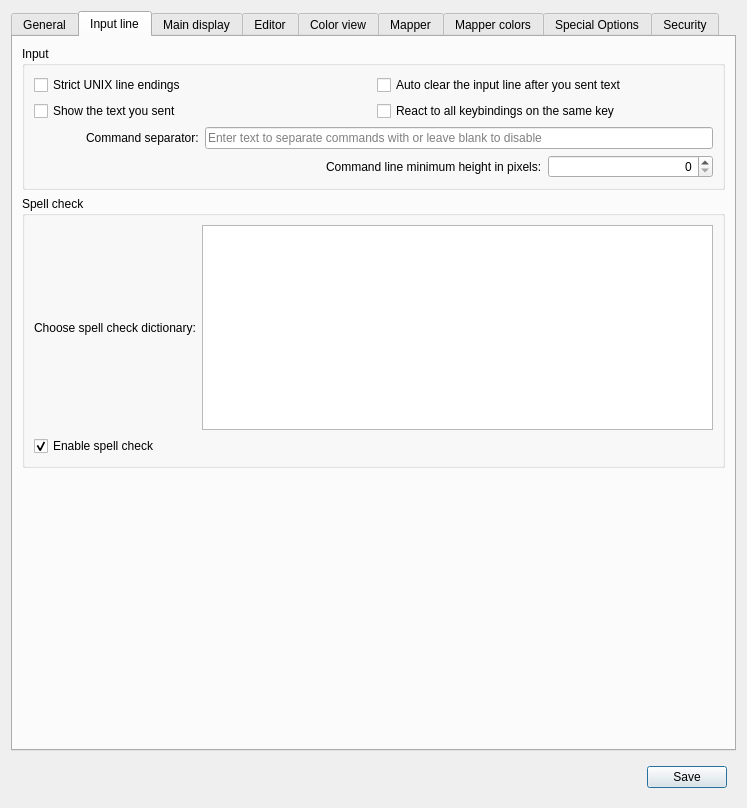
Above: src/ui/profile_preferences.ui from Mudlet/Mudlet before the change. Below: the same form after it.
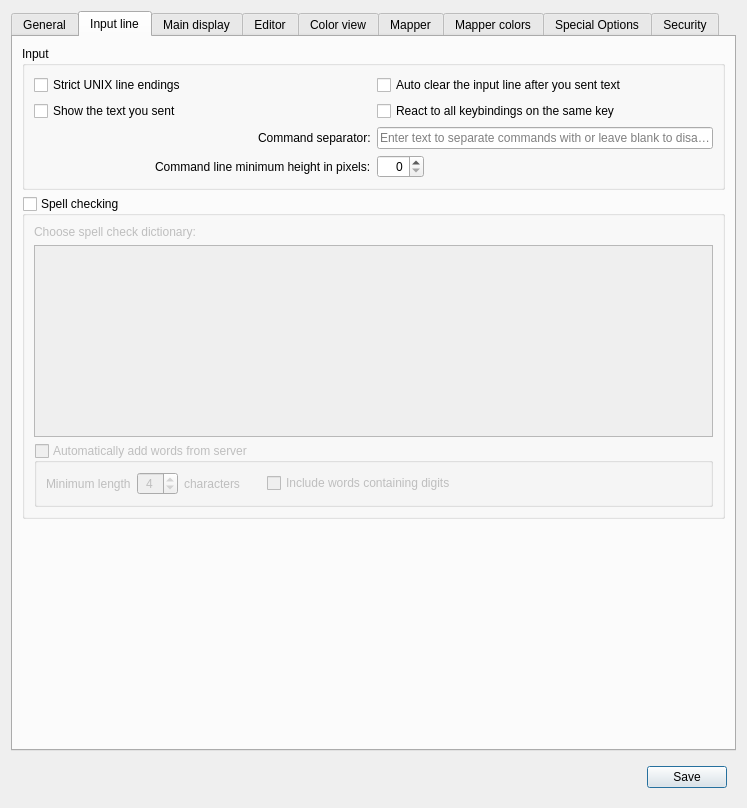
That is the form after the change. The open tabs and pages were chosen to show the change. Icons and pictures are not drawn. Custom widgets are drawn as their Qt base class.

Commit message: Enhance: add per profile dictionary capability

```diff
--- a/src/ui/profile_preferences.ui
+++ b/src/ui/profile_preferences.ui
@@ -484,8 +484,8 @@
          <property name="title">
           <string>Input</string>
          </property>
-         <layout class="QGridLayout" name="gridLayout_5" columnstretch="1,1,1,1">
-          <item row="0" column="0" colspan="2">
+         <layout class="QGridLayout" name="gridLayout_5" columnstretch="1,1">
+          <item row="0" column="0">
            <widget class="QCheckBox" name="USE_UNIX_EOL">
             <property name="toolTip">
              <string>use strict UNIX line endings on commands for old UNIX servers that can't handle windows line endings correctly</string>
@@ -495,14 +495,14 @@
             </property>
            </widget>
           </item>
-          <item row="0" column="2" colspan="2">
+          <item row="0" column="1">
            <widget class="QCheckBox" name="auto_clear_input_line_checkbox">
             <property name="text">
              <string>Auto clear the input line after you sent text</string>
             </property>
            </widget>
           </item>
-          <item row="1" column="0" colspan="2">
+          <item row="1" column="0">
            <widget class="QCheckBox" name="show_sent_text_checkbox">
             <property name="toolTip">
              <string>&lt;p&gt;Echo the text you send in the display box.&lt;/p&gt;&lt;p&gt;&lt;i&gt;This can be disabled by the game server if it negotiates to use the telnet ECHO option&lt;/i&gt;&lt;/p&gt;</string>
@@ -512,7 +512,7 @@
             </property>
            </widget>
           </item>
-          <item row="1" column="2" colspan="2">
+          <item row="1" column="1">
            <widget class="QCheckBox" name="checkBox_runAllKeyBindings">
             <property name="toolTip">
              <string>&lt;p&gt;Check all Key-bindings against key-presses.&lt;/p&gt;&lt;p&gt;&lt;i&gt;Versions of Mudlet prior to &lt;b&gt;3.9.0&lt;/b&gt; would stop checking after the first matching combination of&lt;/i&gt; KeyCode &lt;i&gt;and&lt;/i&gt; KeyModifier &lt;i&gt;was found and then send the command and/or run the script of that Key-binding only.  This&lt;/i&gt; per-profile &lt;i&gt;option tells Mudlet to check and run the remaining matches; but, to retain compatibility with previous versions, defaults to the &lt;b&gt;un&lt;/b&gt;-checked state.&lt;/i&gt;&lt;/p&gt;</string>
@@ -535,14 +535,14 @@
             </property>
            </widget>
           </item>
-          <item row="2" column="1" colspan="3">
+          <item row="2" column="1">
            <widget class="QLineEdit" name="command_separator_lineedit">
             <property name="placeholderText">
              <string>Enter text to separate commands with or leave blank to disable</string>
             </property>
            </widget>
           </item>
-          <item row="3" column="0" colspan="3" alignment="Qt::AlignRight">
+          <item row="3" column="0" alignment="Qt::AlignRight">
            <widget class="QLabel" name="label_commandLineMinimumHeight">
             <property name="text">
              <string>Command line minimum height in pixels:</string>
@@ -552,7 +552,7 @@
             </property>
            </widget>
           </item>
-          <item row="3" column="3">
+          <item row="3" column="1" alignment="Qt::AlignLeft">
            <widget class="QSpinBox" name="commandLineMinimumHeight">
             <property name="alignment">
              <set>Qt::AlignRight|Qt::AlignTrailing|Qt::AlignVCenter</set>
@@ -568,27 +568,112 @@
        <item row="1" column="0">
         <widget class="QGroupBox" name="groupBox_spellCheck">
          <property name="title">
-          <string>Spell check</string>
+          <string>Spell checking</string>
          </property>
-         <layout class="QGridLayout" name="gridLayout_12">
-          <item row="0" column="0">
-           <widget class="QLabel" name="label_57">
+         <property name="checkable">
+          <bool>true</bool>
+         </property>
+         <property name="checked">
+          <bool>false</bool>
+         </property>
+         <layout class="QVBoxLayout" name="verticalLayout_2">
+          <item>
+           <widget class="QLabel" name="label_chooseSpellCheckDictionary">
             <property name="text">
              <string>Choose spell check dictionary:</string>
             </property>
            </widget>
           </item>
-          <item row="0" column="1">
-           <widget class="QListWidget" name="dictList"/>
+          <item>
+           <widget class="QListWidget" name="dictList">
+            <property name="flow">
+             <enum>QListView::TopToBottom</enum>
+            </property>
+            <property name="resizeMode">
+             <enum>QListView::Adjust</enum>
+            </property>
+            <property name="viewMode">
+             <enum>QListView::IconMode</enum>
+            </property>
+            <property name="itemAlignment">
+             <set>Qt::AlignCenter</set>
+            </property>
+            <property name="sortingEnabled">
+             <bool>true</bool>
+            </property>
+           </widget>
           </item>
-          <item row="1" column="0" colspan="2">
-           <widget class="QCheckBox" name="enableSpellCheck">
-            <property name="text">
-             <string>Enable spell check</string>
+          <item>
+           <widget class="QGroupBox" name="groupBox_autoAddWordsFromServerToDictionary">
+            <property name="title">
+             <string>Automatically add words from server</string>
+            </property>
+            <property name="checkable">
+             <bool>true</bool>
             </property>
             <property name="checked">
-             <bool>true</bool>
+             <bool>false</bool>
             </property>
+            <layout class="QGridLayout" name="gridLayout_autoAddWordsFromServerToDictionary" columnstretch="0,1">
+             <property name="horizontalSpacing">
+              <number>27</number>
+             </property>
+             <item row="0" column="0">
+              <widget class="QWidget" name="widget" native="true">
+               <layout class="QHBoxLayout" name="horizontalLayout_autoAddWordToDictionaryMinLength" stretch="0,1,0">
+                <property name="leftMargin">
+                 <number>0</number>
+                </property>
+                <property name="topMargin">
+                 <number>0</number>
+                </property>
+                <property name="rightMargin">
+                 <number>0</number>
+                </property>
+                <property name="bottomMargin">
+                 <number>0</number>
+                </property>
+                <item alignment="Qt::AlignLeft">
+                 <widget class="QLabel" name="label_autoAddDictionaryWordMinLength_before">
+                  <property name="text">
+                   <string extracomment="This (QLabel) texts is placed before a QSpinBox that displays a number with another QLabel that finishes a sentence">Minimum length</string>
+                  </property>
+                 </widget>
+                </item>
+                <item alignment="Qt::AlignHCenter">
+                 <widget class="QSpinBox" name="spinBox_autoAddToDictionaryWordLength">
+                  <property name="alignment">
+                   <set>Qt::AlignCenter</set>
+                  </property>
+                  <property name="minimum">
+                   <number>1</number>
+                  </property>
+                  <property name="value">
+                   <number>4</number>
+                  </property>
+                 </widget>
+                </item>
+                <item alignment="Qt::AlignLeft">
+                 <widget class="QLabel" name="label_autoAddDictionaryWordMinLength_after">
+                  <property name="text">
+                   <string extracomment="This (QLabel) texts is after a QSpinBox that displays a number with another QLabel before it that starts a sentence">characters</string>
+                  </property>
+                 </widget>
+                </item>
+               </layout>
+              </widget>
+             </item>
+             <item row="0" column="1">
+              <widget class="QCheckBox" name="checkBox_autoAddWordsToDictionaryWithDigits">
+               <property name="text">
+                <string>Include words containing digits</string>
+               </property>
+               <property name="checked">
+                <bool>false</bool>
+               </property>
+              </widget>
+             </item>
+            </layout>
            </widget>
           </item>
          </layout>
@@ -601,8 +686,8 @@
          </property>
          <property name="sizeHint" stdset="0">
           <size>
-           <width>20</width>
-           <height>26</height>
+           <width>0</width>
+           <height>0</height>
           </size>
          </property>
         </spacer>
```
The commit also changes 15 other files.
